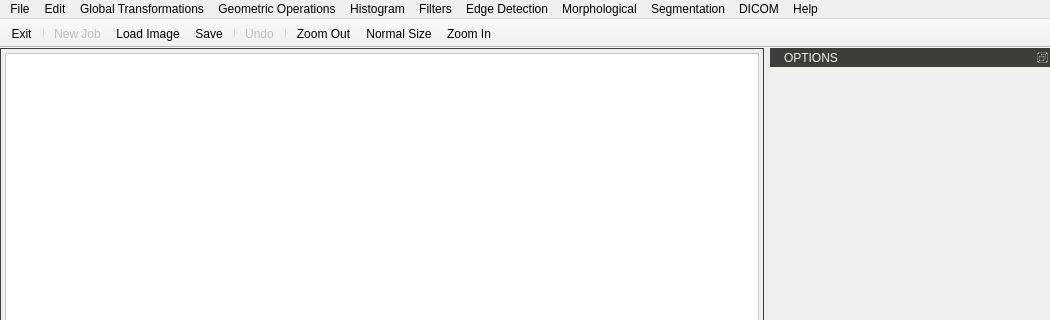
This is GUI/mainwindow.ui in JianchengZh/learning-image-processing as Qt 5 draws it before an edit; both pictures show x 0 to 1050 and y 0 to 320 of the 1050 by 700 pixel window. The edited form follows.
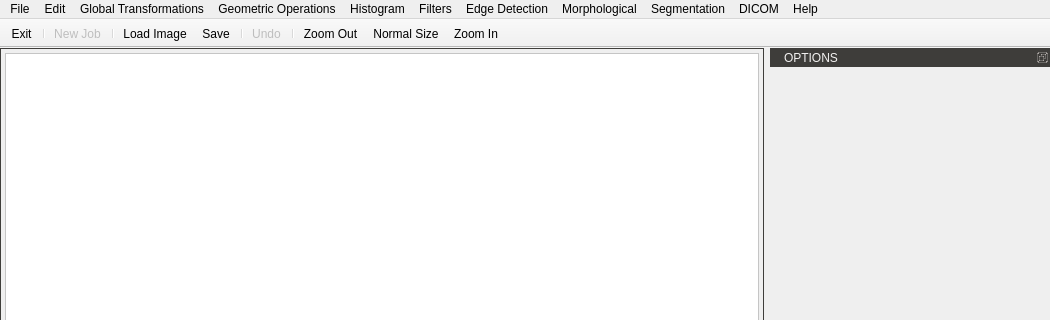
This is the edited form. Icons and pictures are not drawn. Custom widgets are drawn as their Qt base class.

Commit message: Zoom OK

What changed in the file:
```diff
--- a/GUI/mainwindow.ui
+++ b/GUI/mainwindow.ui
@@ -276,6 +276,7 @@
    <addaction name="actionExit"/>
    <addaction name="separator"/>
    <addaction name="actionNew_Job"/>
+   <addaction name="separator"/>
    <addaction name="action_Load_Image"/>
    <addaction name="actionSave"/>
    <addaction name="separator"/>
```
Left out of the diff: 5 changed lines with no effect on the pictures. The commit also changes 2 other files.
